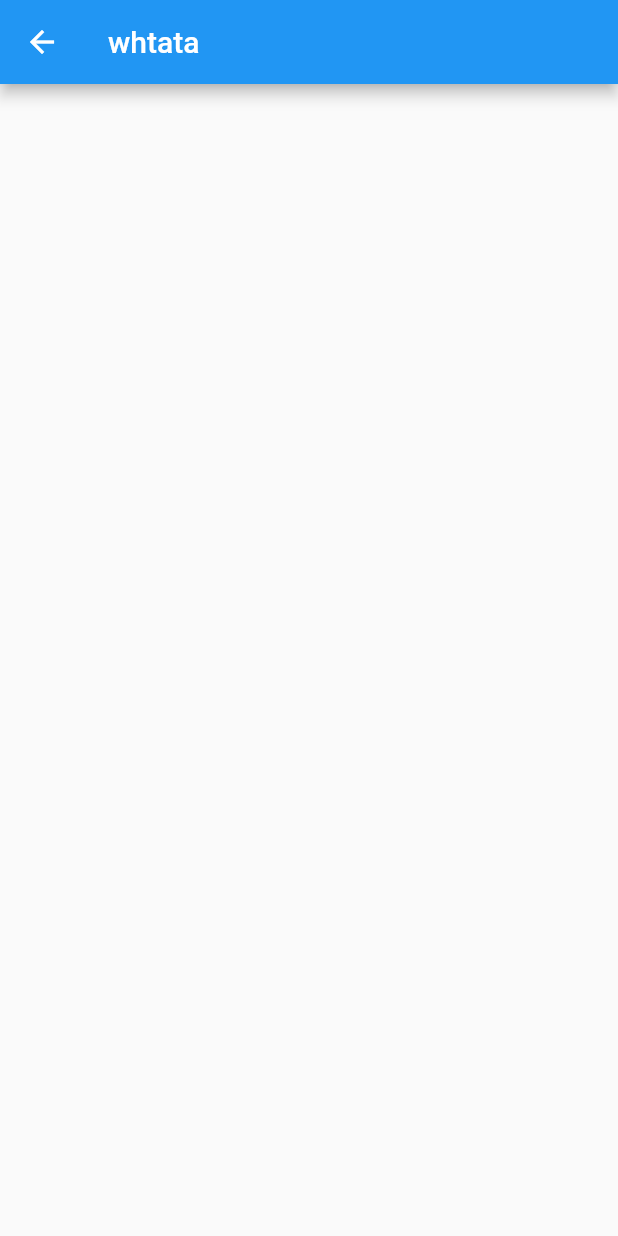
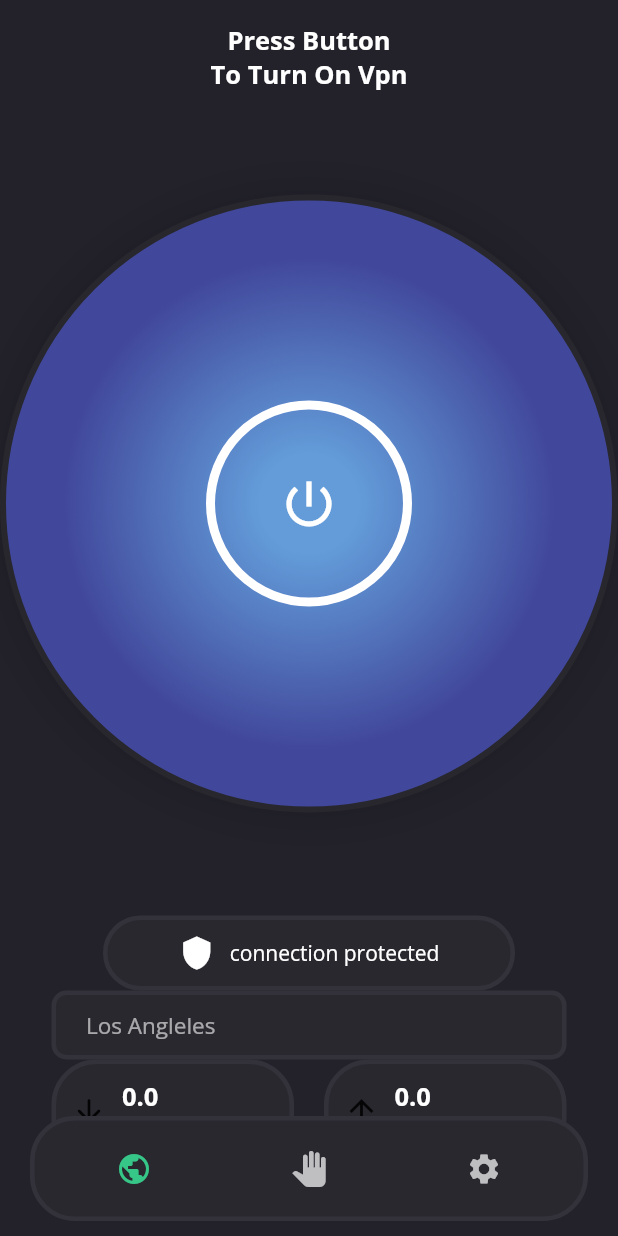
Before and after one commit to Sirbinod/VPN-Mobile-App, a Flutter app: the screen it shows after launch, on a phone screen of 412 x 824 dp. Run offline on Flutter 3.47's test engine with Material 2 defaults, Android fonts, the phone set to English and light mode, and no system bars; our stand-ins replace animated_text_kit, flutter_svg, google_fonts, shared_preferences.

Commit message:
vpn screen issue

```diff
--- a/lib/view/screen/Home.dart
+++ b/lib/view/screen/Home.dart
@@ -1,6 +1,10 @@
+import 'package:device_shield/appConfig/appColor.dart';
+import 'package:device_shield/view/screen/VpnScreen.dart';
+import 'package:device_shield/view/widget/ButtonNavigationBar.dart';
 import 'package:flutter/material.dart';
 
 class Home extends StatefulWidget {
+  static const routeName = "/home";
   // const Home({ Key? key }) : super(key: key);
 
   @override
@@ -8,11 +12,24 @@ class Home extends StatefulWidget {
 }
 
 class _HomeState extends State<Home> {
+  var activeScreen = 0;
+  List<Widget> widgets = [
+    VpnScreen(),
+  ];
+  void toggleActiveScreen(int index) {
+    setState(() {
+      activeScreen = index;
+    });
+  }
+
   @override
   Widget build(BuildContext context) {
     return Scaffold(
-      appBar: AppBar(
-        title: Text('Home'),
+      backgroundColor: KBackgroundColor,
+      body: widgets[activeScreen],
+      bottomNavigationBar: ButtonNavigationBar(
+        activeScreen: activeScreen,
+        toggleScreen: toggleActiveScreen,
       ),
     );
   }
--- /dev/null
+++ b/lib/view/screen/VpnScreen.dart
@@ -0,0 +1,89 @@
+import 'package:device_shield/appConfig/appTextStyle.dart';
+import 'package:device_shield/view/widget/CircularButton.dart';
+import 'package:device_shield/view/widget/CustomContainer.dart';
+import 'package:device_shield/view/widget/SelectVPN.dart';
+import 'package:device_shield/view/widget/SpeedMeter.dart';
+import 'package:flutter/material.dart';
+
+class VpnScreen extends StatelessWidget {
+  // const VpnScreen({ Key? key }) : super(key: key);
+
+  @override
+  Widget build(BuildContext context) {
+    return SafeArea(
+        child: Column(
+      crossAxisAlignment: CrossAxisAlignment.stretch,
+      mainAxisAlignment: MainAxisAlignment.spaceAround,
+      children: [
+        SizedBox(
+          height: 15,
+        ),
+        Column(
+          children: [
+            Text(
+              'Press Button ',
+              style: kSecondaryTitle,
+              textAlign: TextAlign.center,
+            ),
+            Text(
+              'To Turn On Vpn',
+              style: kSecondaryTitle,
+              textAlign: TextAlign.center,
+            ),
+          ],
+        ),
+        CircularButton(
+          icon: Icons.power_settings_new,
+        ),
+        Center(
+          child: Container(
+            width: MediaQuery.of(context).size.width / 1.5,
+            child: CustomContainer(
+                borderRadius: 30,
+                child: Row(
+                  mainAxisAlignment: MainAxisAlignment.center,
+                  children: [
+                    Icon(
+                      Icons.shield,
+                      color: Colors.white,
+                    ),
+                    SizedBox(
+                      width: 10,
+                    ),
+                    Text(
+                      'connection protected',
+                      style: kPrimaryText,
+                    ),
+                  ],
+                )),
+          ),
+        ),
+        SelectVpn(),
+        Center(
+          child: Container(
+            width: MediaQuery.of(context).size.width / 1.2,
+            child: Row(
+              children: [
+                Expanded(
+                    child: SpeedMetter(
+                        icon: Icons.arrow_downward_rounded,
+                        title: 'Download',
+                        value: '0.0')),
+                SizedBox(
+                  width: 20,
+                ),
+                Expanded(
+                  child: SpeedMetter(
+                    icon: Icons.arrow_upward,
+                    title: 'Upload',
+                    value: '0.0',
+                  ),
+                ),
+              ],
+            ),
+          ),
+        ),
+      ],
+    ));
+  }
+}
--- /dev/null
+++ b/lib/view/widget/ButtonNavigationBar.dart
@@ -0,0 +1,60 @@
+import 'package:device_shield/appConfig/appColor.dart';
+import 'package:device_shield/view/widget/CustomContainer.dart';
+import 'package:flutter/material.dart';
+
+class ButtonNavigationBar extends StatelessWidget {
+  final int activeScreen;
+  final Function toggleScreen;
+
+  const ButtonNavigationBar(
+      {@required this.activeScreen, @required this.toggleScreen});
+
+  @override
+  Widget build(BuildContext context) {
+    return Container(
+      margin: EdgeInsets.only(bottom: 10, left: 20, right: 20),
+      width: MediaQuery.of(context).size.width / 1.1,
+      height: 70,
+      child: CustomContainer(
+          borderRadius: 30,
+          padding: EdgeInsets.all(8),
+          child: Row(
+            children: [
+              Expanded(
+                child: IconButton(
+                  onPressed: () => toggleScreen(0),
+                  icon: Icon(
+                    Icons.public,
+                    color: activeScreen == 0
+                        ? KPrimaryGreen
+                        : Colors.white.withOpacity(0.7),
+                  ),
+                ),
+              ),
+              Expanded(
+                child: IconButton(
+                  onPressed: () => toggleScreen(1),
+                  icon: Icon(
+                    Icons.pan_tool,
+                    color: activeScreen == 1
+                        ? KPrimaryGreen
+                        : Colors.white.withOpacity(0.7),
+                  ),
+                ),
+              ),
+              Expanded(
+                child: IconButton(
+                  onPressed: () => toggleScreen(2),
+                  icon: Icon(
+                    Icons.settings,
+                    color: activeScreen == 2
+                        ? KPrimaryGreen
+                        : Colors.white.withOpacity(0.7),
+                  ),
+                ),
+              ),
+            ],
+          )),
+    );
+  }
+}
--- /dev/null
+++ b/lib/view/widget/CircularButton.dart
@@ -0,0 +1,53 @@
+import 'package:device_shield/appConfig/appColor.dart';
+import 'package:flutter/material.dart';
+
+class CircularButton extends StatelessWidget {
+  final RadialGradient gradent;
+  final IconData icon;
+  final bool glow;
+
+  const CircularButton(
+      {this.gradent = KPrimaryGradent, @required this.icon, this.glow = false});
+  @override
+  Widget build(BuildContext context) {
+    return Container(
+      width: MediaQuery.of(context).size.width / 1.5,
+      height: MediaQuery.of(context).size.height / 1.5,
+      decoration: BoxDecoration(
+        boxShadow: glow
+            ? [
+                BoxShadow(
+                  color: Colors.white.withOpacity(0.1),
+                  blurRadius: 20.0,
+                  spreadRadius: 10.0,
+                ),
+              ]
+            : [
+                BoxShadow(
+                    color: Colors.black.withOpacity(0.1),
+                    blurRadius: 20.0,
+                    spreadRadius: 10.0),
+              ],
+        border: Border.all(color: KBlackBorder, width: 4),
+        gradient: gradent,
+        shape: BoxShape.circle,
+      ),
+      child: Center(
+        child: Container(
+          height: MediaQuery.of(context).size.width / 3,
+          decoration: BoxDecoration(
+            border: Border.all(color: Colors.white, width: 6),
+            shape: BoxShape.circle,
+          ),
+          child: Center(
+            child: Icon(
+              icon,
+              size: 40,
+              color: Colors.white,
+            ),
+          ),
+        ),
+      ),
+    );
+  }
+}
--- /dev/null
+++ b/lib/view/widget/CustomContainer.dart
@@ -0,0 +1,28 @@
+import 'package:device_shield/appConfig/appColor.dart';
+import 'package:flutter/material.dart';
+
+class CustomContainer extends StatelessWidget {
+  const CustomContainer(
+      {this.child,
+      this.borderRadius = 10.0,
+      this.borderColor = KPrimaryBorder,
+      this.color = KPrimaryColor,
+      this.padding = const EdgeInsets.all(10)});
+  final double borderRadius;
+  final Color color;
+  final Color borderColor;
+  final Widget child;
+  final EdgeInsets padding;
+  @override
+  Widget build(BuildContext context) {
+    return Container(
+      padding: padding,
+      decoration: BoxDecoration(
+        color: color,
+        borderRadius: BorderRadius.circular(borderRadius),
+        border: Border.all(color: borderColor, width: 3),
+      ),
+      child: child,
+    );
+  }
+}
--- /dev/null
+++ b/lib/view/widget/SelectVPN.dart
@@ -0,0 +1,33 @@
+import 'package:device_shield/appConfig/appTextStyle.dart';
+import 'package:device_shield/view/widget/CustomContainer.dart';
+import 'package:flutter/material.dart';
+
+class SelectVpn extends StatelessWidget {
+  // const SelectVpn({ Key? key }) : super(key: key);
+
+  @override
+  Widget build(BuildContext context) {
+    return Center(
+      child: Container(
+        width: MediaQuery.of(context).size.width / 1.2,
+        child: CustomContainer(
+          padding: EdgeInsets.symmetric(horizontal: 20, vertical: 10),
+          child: Row(
+            children: [
+              Column(
+                crossAxisAlignment: CrossAxisAlignment.start,
+                mainAxisAlignment: MainAxisAlignment.start,
+                children: [
+                  Text(
+                    'Los Angleles',
+                    style: kCaptionTheme,
+                  )
+                ],
+              )
+            ],
+          ),
+        ),
+      ),
+    );
+  }
+}
--- /dev/null
+++ b/lib/view/widget/SpeedMeter.dart
@@ -0,0 +1,39 @@
+import 'package:device_shield/appConfig/appTextStyle.dart';
+import 'package:device_shield/view/widget/CustomContainer.dart';
+import 'package:flutter/material.dart';
+
+class SpeedMetter extends StatelessWidget {
+  const SpeedMetter(
+      {@required this.icon, @required this.title, @required this.value});
+  final IconData icon;
+  final String title;
+  final String value;
+
+  @override
+  Widget build(BuildContext context) {
+    return CustomContainer(
+      borderRadius: 30,
+      child: Row(
+        children: [
+          Icon(
+            icon,
+          ),
+          SizedBox(width: 10),
+          Column(
+            crossAxisAlignment: CrossAxisAlignment.start,
+            children: [
+              Text(
+                "$value",
+                style: kSecondaryTitle,
+              ),
+              Text(
+                title,
+                style: kCaptionTheme,
+              )
+            ],
+          )
+        ],
+      ),
+    );
+  }
+}
```
Also changed, not shown: lib/view/screen/SplashScreen.dart (+9 -9 lines), lib/view/widget/button.dart (deleted, +0 -56 lines), lib/view/widget/cart.dart (deleted, +0 -31 lines), lib/view/widget/circlPainter.dart (deleted, +0 -30 lines), lib/view/screen/TermsCondistion.dart (added).
